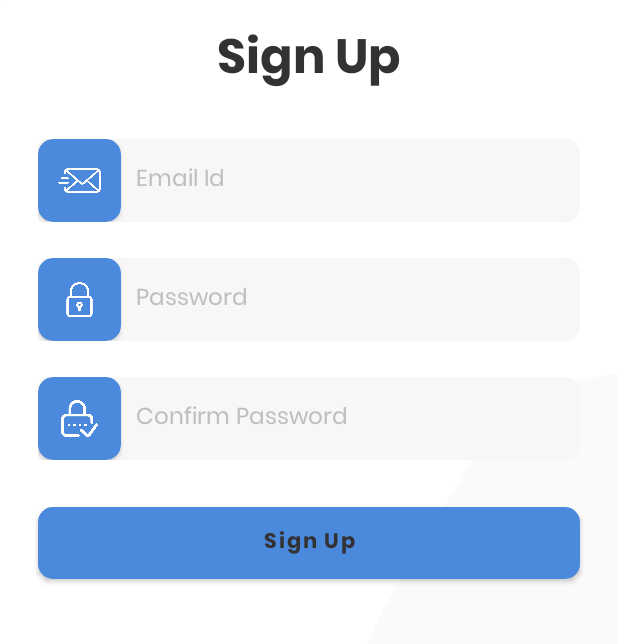
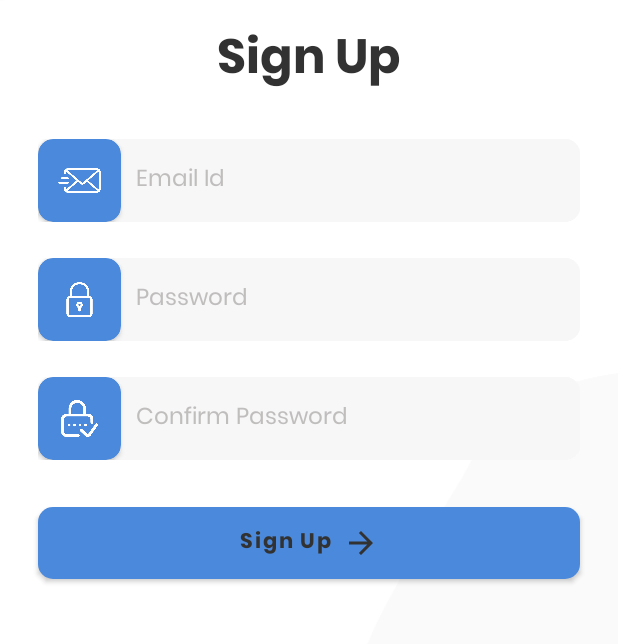
Before and after one commit to Elite-Works-project/Elite_Works, an Android app: the SignUpActivity screen opened directly, with no data from a screen before it, on a phone screen of 412 x 824 dp, the part 314-958 px from its top. Run offline under Robolectric (Android 15) with nearby library versions, the phone set to English and light mode, and no system bars.

```diff
--- a/app/src/main/res/layout/activity_sign_up.xml
+++ b/app/src/main/res/layout/activity_sign_up.xml
@@ -176,5 +176,8 @@
        android:textAllCaps="false"
        android:textColor="@color/text_view"
        android:fontFamily="@font/poppins_bold"
+       app:icon="@drawable/ic_baseline_arrow_forward_24"
+       app:iconTint="@color/text_view"
+       app:iconGravity="textEnd"
        android:text="Sign Up"/>
 </LinearLayout>
```
